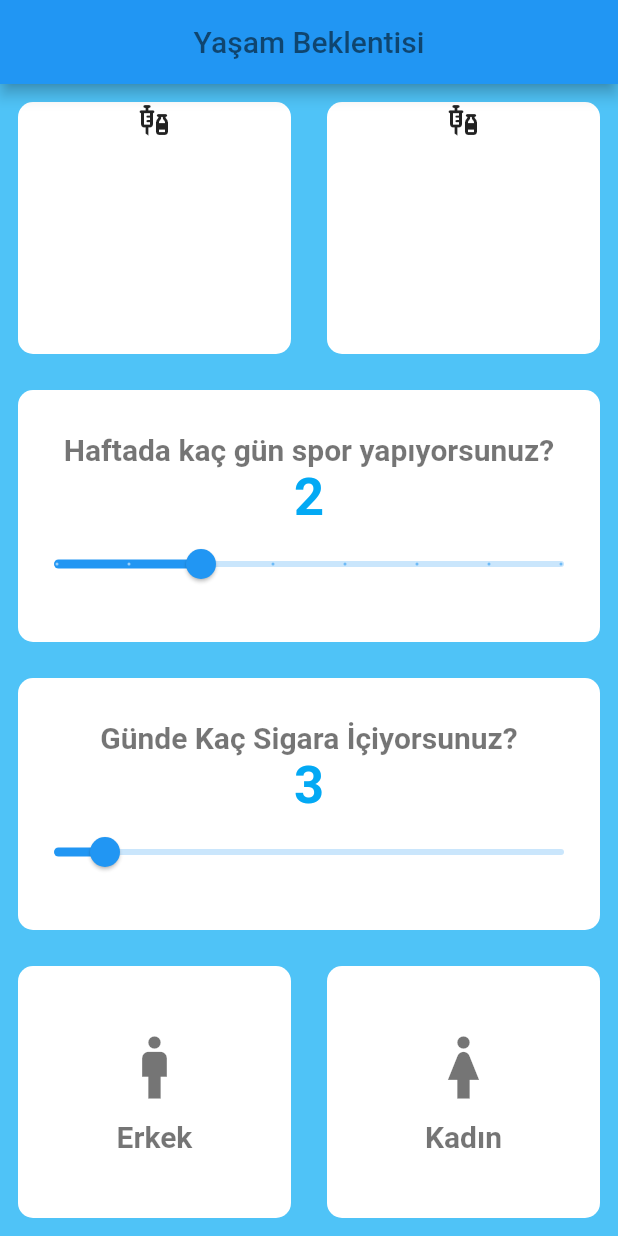
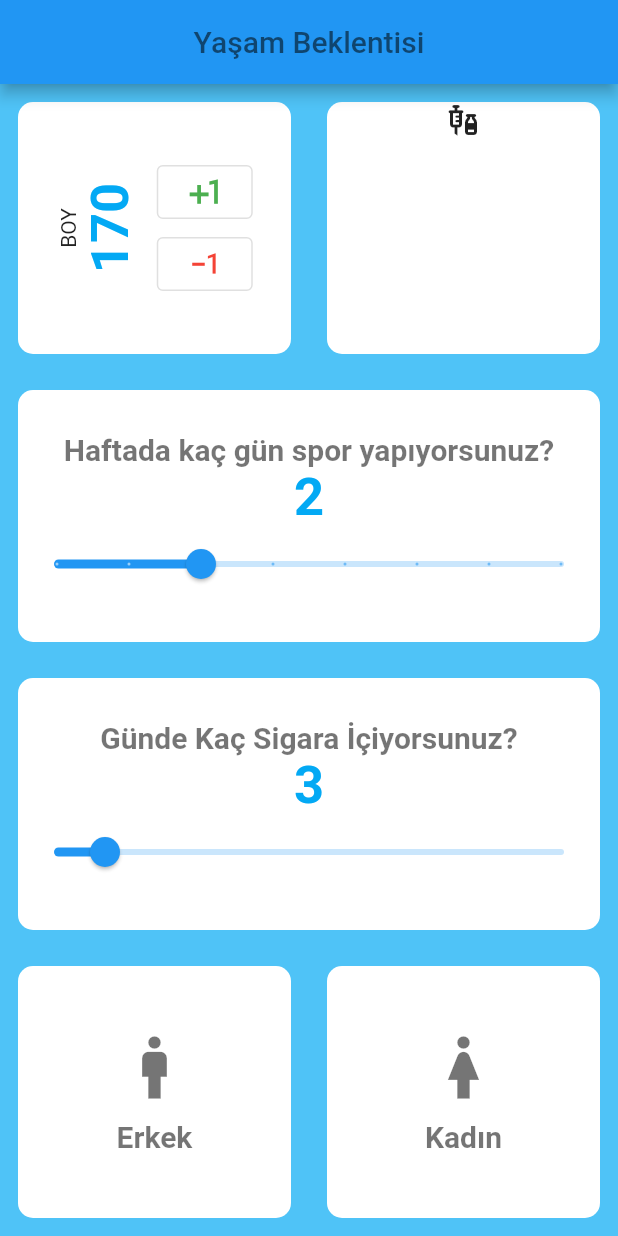
Before and after one commit to IzzetMustafaoglu/Life_uygulamasi, a Flutter app: the screen it shows after launch, on a phone screen of 412 x 824 dp. Run offline on Flutter 3.47's test engine with Material 2 defaults, Android fonts, the phone set to English and light mode, and no system bars.

Commit message:
boy kismi eklendi

```diff
--- /dev/null
+++ b/lib/constants.dart
@@ -0,0 +1,13 @@
+import 'package:flutter/material.dart';
+
+TextStyle kMetinStil =
+    TextStyle(
+        color: Colors.black54,
+        fontSize: 20,fontWeight: FontWeight.bold);
+
+TextStyle sayiStil =
+TextStyle(
+    color: Colors.lightBlue,
+    fontSize: 35,
+    fontWeight: FontWeight.bold
+);
--- a/lib/icon_cinsiyet.dart
+++ b/lib/icon_cinsiyet.dart
@@ -1,4 +1,5 @@
 import 'package:flutter/material.dart';
+import 'package:life_expectancy_v1/constants.dart';
 import './input_page.dart';
 
 class IconCinsiyet extends StatelessWidget {
@@ -13,7 +14,7 @@ class IconCinsiyet extends StatelessWidget {
       children: <Widget>[
         icon,
         SizedBox(height: 10,),
-        Text(cinsiyet,style: TextStyle(color: Colors.black54,fontSize: 20,fontWeight: FontWeight.bold),)
+        Text(cinsiyet,style: kMetinStil)
       ],
     );
   }
--- a/lib/input_page.dart
+++ b/lib/input_page.dart
@@ -1,4 +1,5 @@
 import 'package:flutter/material.dart';
+import 'package:life_expectancy_v1/constants.dart';
 import './icon_cinsiyet.dart';
 import './my_container.dart';
 
@@ -13,6 +14,7 @@ class _MyHomePageState extends State<InputPage> {
   late bool seciliCinsiyet;
   double icilenSigara=3;
   double sporGunu = 2;
+  int boy = 170;
 
   void _incrementCounter() {
     setState(() {
@@ -40,16 +42,52 @@ class _MyHomePageState extends State<InputPage> {
                   child: MyContainer(
                     onPress: (){
                       setState(() {
-                      print("....");
+                        print("......");
                       });
                     },
-                  child: Column(
-                  children: <Widget>[
-                    Icon(
-                      Icons.vaccines,
+                    child: Row(
+                      mainAxisAlignment: MainAxisAlignment.center,
+                      children: [
+                        RotatedBox(
+                            quarterTurns:-1,
+                            child: Text("BOY")
+                        ),
+
+                        RotatedBox(
+                            quarterTurns:-1,
+                            child: Text(
+                              boy.toString(),
+                              style: sayiStil,
+                            )
+                        ),
+                        SizedBox(width: 10,),
+                        Column(
+                          mainAxisAlignment: MainAxisAlignment.center,
+                          children: [
+                            ButtonTheme(
+                              minWidth: 36,
+                              child: OutlinedButton(
+                                  onPressed: (){
+                                    print("üstteki buton basıldı");
+                                  },
+                                  child: Icon(Icons.plus_one,size: 30,color: Colors.green),
+                              ),
+                            ),
+                            SizedBox(width: 10,),
+                            ButtonTheme(
+                              minWidth: 36,
+                              child: OutlinedButton(
+                                  onPressed: (){
+                                    print("Alttaki buton basıldı");
+                                  },
+                                  child: Icon(Icons.exposure_minus_1_sharp,size: 25,color: Colors.red,),
+                              ),
+                            ),
+                          ],
                         )
                       ],
-                ),),
+                    ),
+                  ),
                 ),
                 Expanded(
                   child: MyContainer(
@@ -76,7 +114,7 @@ class _MyHomePageState extends State<InputPage> {
                 children: [
                   Text(
                     "Haftada kaç gün spor yapıyorsunuz?",
-                    style: TextStyle(color: Colors.black54,fontSize: 20,fontWeight: FontWeight.bold),
+                    style: kMetinStil
                   ),
                   Text(
                     sporGunu.round().toString(),
@@ -105,11 +143,12 @@ class _MyHomePageState extends State<InputPage> {
                 children: [
                   Text(
                     "Günde Kaç Sigara İçiyorsunuz?",
-                    style: TextStyle(color: Colors.black54,fontSize: 20,fontWeight: FontWeight.bold),
+                    style: kMetinStil
                   ),
                   Text(
                     icilenSigara.round().toString(),
-                    style: TextStyle(color: Colors.lightBlue,fontSize: 35,fontWeight: FontWeight.bold),),
+                    style: sayiStil
+                  ),
                   Slider(
                       min: 0,
                       max: 30,
```
Lines whose indentation alone changed are shown as unchanged.
